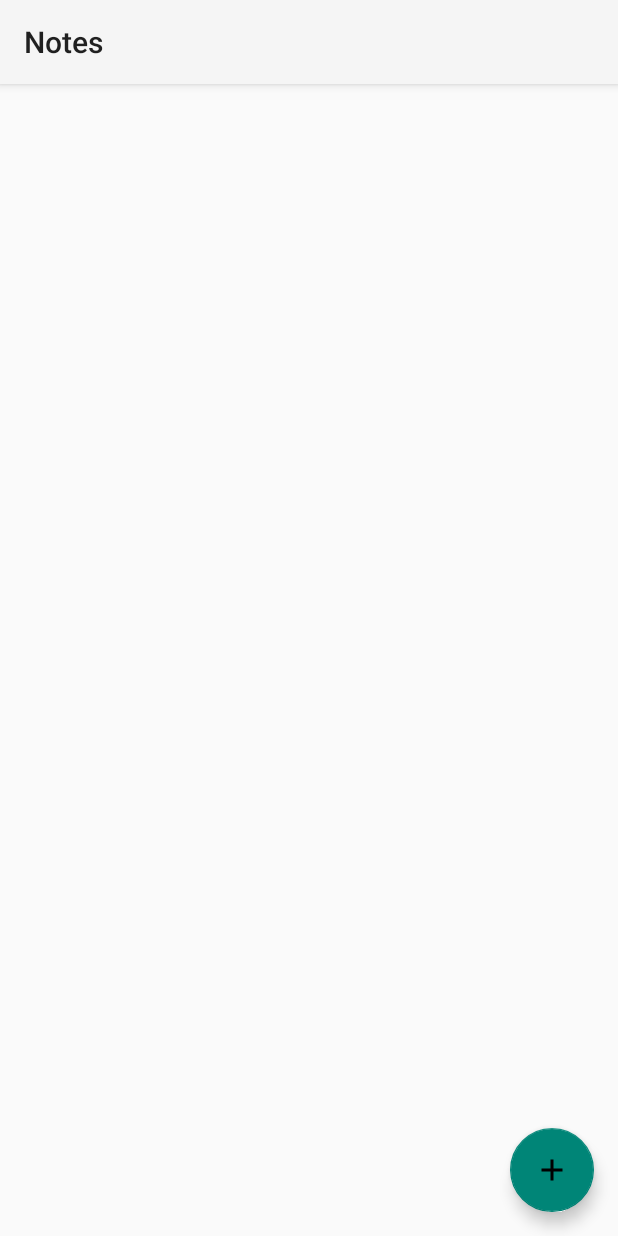
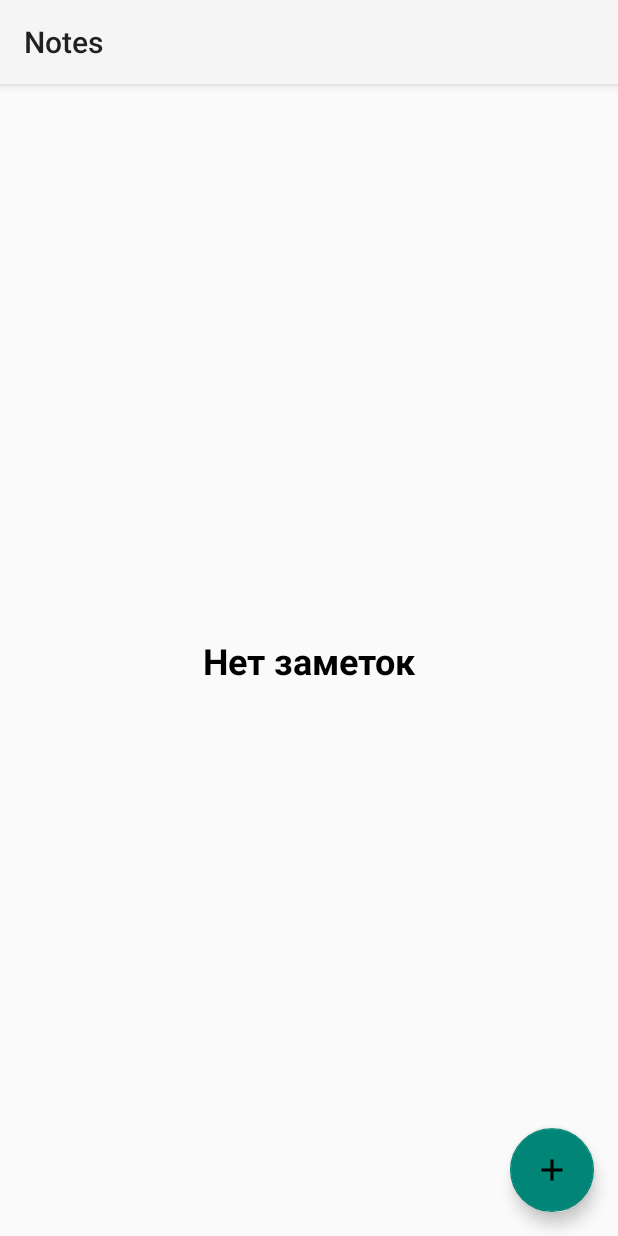
Before and after one commit to SimonFrancisco/Notes, an Android app: the screen it shows after launch (MainActivity), on a phone screen of 412 x 824 dp. Run offline under Robolectric (Android 15) with nearby library versions, the light colour scheme and no system bars; our stand-ins replace Room's generated code.

Commit message:
Main requirements met, added WARNING visibility check!

```diff
--- a/app/src/main/java/com/example/notes/presentation/AllNotesFragment.kt
+++ b/app/src/main/java/com/example/notes/presentation/allNotesFragment/AllNotesFragment.kt
@@ -1,4 +1,4 @@
-package com.example.notes.presentation
+package com.example.notes.presentation.allNotesFragment
 
 import android.os.Bundle
 import android.view.LayoutInflater
@@ -21,26 +21,22 @@ class AllNotesFragment : Fragment() {
     private val viewModel: AllNotesViewModel by lazy {
         ViewModelProvider(this)[AllNotesViewModel::class.java]
     }
-    private lateinit var noteListAdapter:NoteListAdapter
+    private lateinit var noteListAdapter: NoteListAdapter
 
     override fun onCreateView(
         inflater: LayoutInflater, container: ViewGroup?,
         savedInstanceState: Bundle?
     ): View {
         _binding = FragmentAllNotesBinding.inflate(inflater, container, false)
-        // Inflate the layout for this fragment
         return binding.root
     }
 
     override fun onViewCreated(view: View, savedInstanceState: Bundle?) {
         super.onViewCreated(view, savedInstanceState)
         setUpRecyclerView()
-        viewModel.notes.observe(viewLifecycleOwner){
-            noteListAdapter.submitList(it)
-        }
-        binding.buttonAddShopItem.setOnClickListener {
-            launchNoteFragment(mode = Mode.ADD, 0)
-        }
+        observeViewModel()
+        addNote()
+        setUpOnClickListener()
     }
 
     override fun onDestroyView() {
@@ -48,31 +44,55 @@ class AllNotesFragment : Fragment() {
         _binding = null
     }
 
-    private fun launchNoteFragment(mode: Mode, noteId: Int) {
+    private fun observeViewModel() {
+        viewModel.notes.observe(viewLifecycleOwner) {
+            if (it.isEmpty()) {
+                binding.rvNotes.visibility = View.GONE
+                binding.tvWarning.visibility = View.VISIBLE
+            } else {
+                binding.rvNotes.visibility = View.VISIBLE
+                binding.tvWarning.visibility = View.GONE
+            }
+            noteListAdapter.submitList(it)
+        }
+
+    }
+
+    private fun addNote() {
+        binding.buttonAddShopItem.setOnClickListener {
+            launchNoteFragment()
+        }
+    }
+
+    private fun launchNoteFragment(mode: Mode = Mode.ADD, noteId: Int = DEFAULT_NOTE_ID) {
         when (mode) {
             Mode.ADD -> {
                 findNavController().navigate(
                     AllNotesFragmentDirections.actionAllNotesFragmentToNoteFragment(
                         mode,
-                        DEFAULT_NOTE_ID
+                        noteId
                     )
                 )
             }
+
             Mode.EDIT -> {
                 findNavController().navigate(
-                    AllNotesFragmentDirections.actionAllNotesFragmentToNoteFragment(mode, noteId)
+                    AllNotesFragmentDirections.actionAllNotesFragmentToNoteFragment(
+                        mode,
+                        noteId
+                    )
                 )
             }
         }
+    }
 
-    }
-    private fun setUpRecyclerView(){
+    private fun setUpRecyclerView() {
         noteListAdapter = NoteListAdapter()
         binding.rvNotes.adapter = noteListAdapter
         setUpSwipeListener(binding.rvNotes)
     }
 
-    private fun setUpSwipeListener(recyclerView: RecyclerView){
+    private fun setUpSwipeListener(recyclerView: RecyclerView) {
         val callBack = object : ItemTouchHelper.SimpleCallback(
             0, ItemTouchHelper.LEFT or ItemTouchHelper.RIGHT
         ) {
@@ -94,6 +114,12 @@ class AllNotesFragment : Fragment() {
         itemTouchHelper.attachToRecyclerView(recyclerView)
     }
 
+    private fun setUpOnClickListener() {
+        noteListAdapter.onNoteClickListener = {
+            launchNoteFragment(Mode.EDIT, it.id)
+        }
+    }
+
     companion object {
         private const val DEFAULT_NOTE_ID = 0
     }
--- a/app/src/main/java/com/example/notes/presentation/AllNotesViewModel.kt
+++ b/app/src/main/java/com/example/notes/presentation/allNotesFragment/AllNotesViewModel.kt
@@ -1,4 +1,4 @@
-package com.example.notes.presentation
+package com.example.notes.presentation.allNotesFragment
 
 import android.app.Application
 import androidx.lifecycle.AndroidViewModel
--- a/app/src/main/java/com/example/notes/presentation/NoteViewModel.kt
+++ b/app/src/main/java/com/example/notes/presentation/noteFragment/NoteViewModel.kt
@@ -1,4 +1,4 @@
-package com.example.notes.presentation
+package com.example.notes.presentation.noteFragment
 
 import android.app.Application
 import androidx.lifecycle.AndroidViewModel
@@ -21,7 +21,7 @@ class NoteViewModel(application: Application) : AndroidViewModel(application) {
     private val _closeScreen = MutableLiveData<Unit>()
     val close:LiveData<Unit>
         get() = _closeScreen
-    private val note: LiveData<Note>
+     val note: LiveData<Note>
         get() = _note
 
     fun getNote(noteId: Int) {
--- a/app/src/main/java/com/example/notes/presentation/recycleView/NoteListAdapter.kt
+++ b/app/src/main/java/com/example/notes/presentation/recycleView/NoteListAdapter.kt
@@ -14,7 +14,6 @@ class NoteListAdapter : ListAdapter<Note, NoteViewHolder>(NoteDiffCallBack()) {
             NOTE_DRAFT -> {
                 R.layout.note_draft
             }
-
             NOTE_ADD -> {
                 R.layout.note_add
             }
--- a/app/src/main/java/com/example/notes/presentation/recycleView/NoteViewHolder.kt
+++ b/app/src/main/java/com/example/notes/presentation/recycleView/NoteViewHolder.kt
@@ -3,9 +3,8 @@ package com.example.notes.presentation.recycleView
 import android.view.View
 import android.widget.TextView
 import androidx.recyclerview.widget.RecyclerView
-import androidx.viewbinding.ViewBinding
 import com.example.notes.R
 
 class NoteViewHolder(val view: View):RecyclerView.ViewHolder(view) {
-    val tvTopic = view.findViewById<TextView>(R.id.tv_topic)
+    val tvTopic: TextView = view.findViewById(R.id.tv_topic)
 }
--- a/app/src/main/res/layout/fragment_all_notes.xml
+++ b/app/src/main/res/layout/fragment_all_notes.xml
@@ -4,9 +4,10 @@
     xmlns:tools="http://schemas.android.com/tools"
     android:layout_width="match_parent"
     android:layout_height="match_parent"
-    tools:context=".presentation.AllNotesFragment">
+    tools:context=".presentation.allNotesFragment.AllNotesFragment">
 
     <TextView
+        android:id="@+id/tv_warning"
         android:layout_width="match_parent"
         android:layout_height="wrap_content"
         android:gravity="center"
--- a/app/src/main/res/layout/fragment_note.xml
+++ b/app/src/main/res/layout/fragment_note.xml
@@ -4,7 +4,7 @@
     xmlns:tools="http://schemas.android.com/tools"
     android:layout_width="match_parent"
     android:layout_height="match_parent"
-    tools:context=".presentation.NoteFragment">
+    tools:context=".presentation.noteFragment.NoteFragment">
 
     <com.google.android.material.textfield.TextInputLayout
         android:id="@+id/til_topic"
--- a/app/src/main/res/navigation/main_navigation.xml
+++ b/app/src/main/res/navigation/main_navigation.xml
@@ -7,7 +7,7 @@
 
     <fragment
         android:id="@+id/allNotesFragment"
-        android:name="com.example.notes.presentation.AllNotesFragment"
+        android:name="com.example.notes.presentation.allNotesFragment.AllNotesFragment"
         android:label="fragment_all_notes"
         tools:layout="@layout/fragment_all_notes" >
         <action
@@ -16,7 +16,7 @@
     </fragment>
     <fragment
         android:id="@+id/noteFragment"
-        android:name="com.example.notes.presentation.NoteFragment"
+        android:name="com.example.notes.presentation.noteFragment.NoteFragment"
         android:label="fragment_note"
         tools:layout="@layout/fragment_note" >
         <action
```
Also changed, not shown: app/src/main/java/com/example/notes/presentation/noteFragment/NoteFragment.kt (renamed from app/src/main/java/com/example/notes/presentation/NoteFragment.kt, +26 -5 lines).
